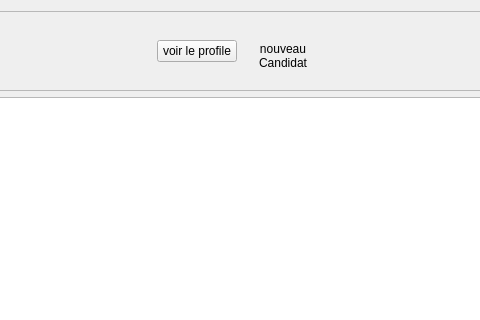
First picture: the form in Auto_Ecole/moniteur/moniteur.ui, repository AmineHouari98/auto_Ecole, before the edit; both pictures show x 351 to 831 and y 0 to 320 of the 1182 by 664 pixel window.
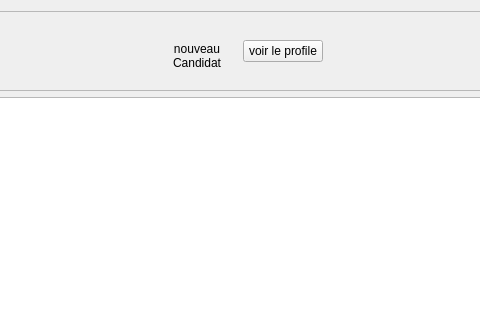
Second picture: the form after the edit. Icons and pictures are not drawn. Custom widgets are drawn as their Qt base class.

What changed in the file:
```diff
--- a/Auto_Ecole/moniteur/moniteur.ui
+++ b/Auto_Ecole/moniteur/moniteur.ui
@@ -50,13 +50,6 @@
           </property>
          </spacer>
         </item>
-        <item>
-         <widget class="QPushButton" name="btn_viewProfile">
-          <property name="text">
-           <string>voir le profile</string>
-          </property>
-         </widget>
-        </item>
         <item>
          <widget class="QToolButton" name="toolButton_new_client">
           <property name="sizePolicy">
@@ -111,6 +104,13 @@
           </property>
          </widget>
         </item>
+        <item>
+         <widget class="QPushButton" name="btn_viewProfile">
+          <property name="text">
+           <string>voir le profile</string>
+          </property>
+         </widget>
+        </item>
         <item>
          <spacer name="horizontalSpacer_2">
           <property name="orientation">
```
